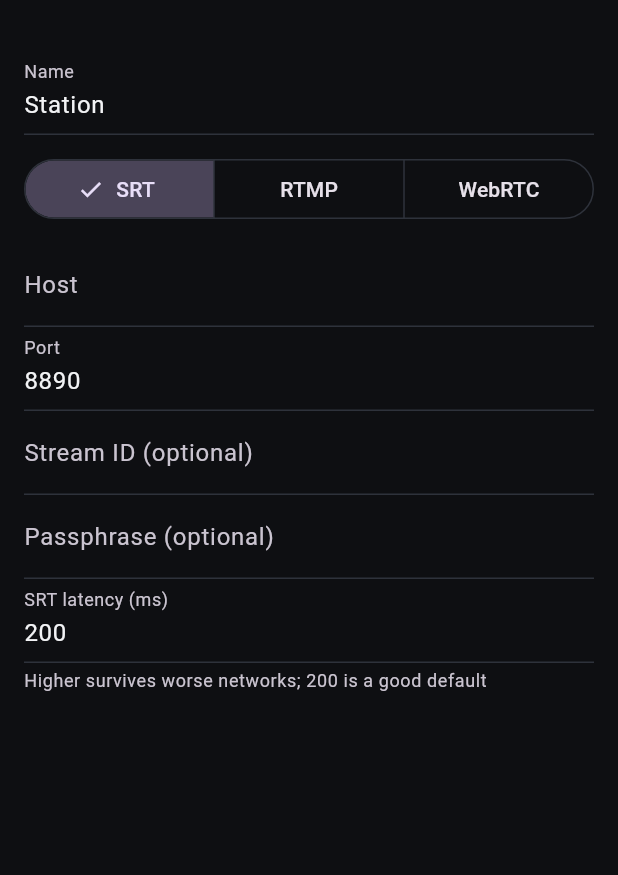
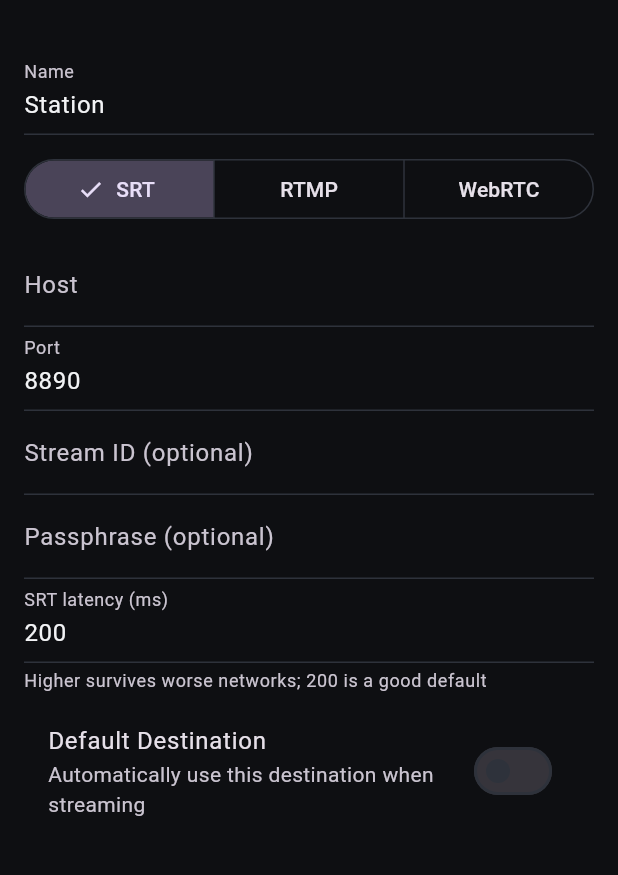
Before and after one commit to solog80/stationcast, a Flutter app: the SettingsScreen screen opened directly, after a tap on "Add destination", on a phone screen of 412 x 824 dp, the part 57-932 px from its top. Run offline on Flutter 3.47's test engine with Material 3 defaults, Android fonts, the phone set to English and light mode, and no system bars; our stand-ins replace cloud_firestore, firebase_auth, firebase_core, flutter_riverpod, google_sign_in, permission_handler and 2 more; accounts and stored records are empty; generated files the repository leaves out were written again; network calls fail.

```diff
--- a/lib/broadcast/providers.dart
+++ b/lib/broadcast/providers.dart
@@ -62,22 +62,7 @@ class PresetsNotifier extends AsyncNotifier<List<DestinationPreset>> {
           if (remoteDests != null && remoteDests.isNotEmpty) {
             final remotes = remoteDests
                 .map(
-                  (d) => DestinationPreset(
-                    id:
-                        d['id'] as String? ??
-                        DateTime.now().microsecondsSinceEpoch.toString(),
-                    name: d['name'] as String? ?? '',
-                    protocol: (d['protocol'] as String?) == 'rtmp'
-                        ? BroadcastProtocol.rtmp
-                        : BroadcastProtocol.srt,
-                    host: d['host'] as String? ?? '',
-                    port: (d['port'] as num?)?.toInt() ?? 8890,
-                    streamId: d['streamId'] as String? ?? '',
-                    passphrase: d['passphrase'] as String? ?? '',
-                    latencyMs: (d['latencyMs'] as num?)?.toInt() ?? 200,
-                    rtmpUrl: d['rtmpUrl'] as String? ?? '',
-                    streamKey: d['streamKey'] as String? ?? '',
-                  ),
+                  (d) => DestinationPreset.fromJson(d.cast<String, Object?>()),
                 )
                 .toList();
             // Save remote destinations locally so they persist across restarts
@@ -92,7 +77,10 @@ class PresetsNotifier extends AsyncNotifier<List<DestinationPreset>> {
   }
 
   Future<void> upsert(DestinationPreset preset) async {
-    final current = [...state.value ?? <DestinationPreset>[]];
+    var current = [...state.value ?? <DestinationPreset>[]];
+    if (preset.isDefault) {
+      current = current.map((p) => p.copyWith(isDefault: false)).toList();
+    }
     final index = current.indexWhere((p) => p.id == preset.id);
     if (index >= 0) {
       current[index] = preset;
@@ -101,6 +89,22 @@ class PresetsNotifier extends AsyncNotifier<List<DestinationPreset>> {
     }
     state = AsyncData(current);
     await ref.read(settingsRepositoryProvider).savePresets(current);
+    if (ref.read(authServiceProvider).isSignedIn) {
+      final config = ref.read(returnFeedConfigProvider).valueOrNull ?? const ReturnFeedConfig();
+      await saveConfigToFirestore(config, destinations: current);
+    }
+  }
+
+  Future<void> setDefault(String id) async {
+    final current = (state.value ?? []).map((p) {
+      return p.copyWith(isDefault: p.id == id);
+    }).toList();
+    state = AsyncData(current);
+    await ref.read(settingsRepositoryProvider).savePresets(current);
+    if (ref.read(authServiceProvider).isSignedIn) {
+      final config = ref.read(returnFeedConfigProvider).valueOrNull ?? const ReturnFeedConfig();
+      await saveConfigToFirestore(config, destinations: current);
+    }
   }
 
   Future<void> remove(String id) async {
@@ -108,6 +112,10 @@ class PresetsNotifier extends AsyncNotifier<List<DestinationPreset>> {
       ..removeWhere((p) => p.id == id);
     state = AsyncData(current);
     await ref.read(settingsRepositoryProvider).savePresets(current);
+    if (ref.read(authServiceProvider).isSignedIn) {
+      final config = ref.read(returnFeedConfigProvider).valueOrNull ?? const ReturnFeedConfig();
+      await saveConfigToFirestore(config, destinations: current);
+    }
   }
 }
 
--- a/lib/models/destination_preset.dart
+++ b/lib/models/destination_preset.dart
@@ -14,6 +14,7 @@ class DestinationPreset {
     this.rtmpUrl = '',
     this.streamKey = '',
     this.webrtcUrl = '',
+    this.isDefault = false,
   });
 
   final String id;
@@ -27,6 +28,7 @@ class DestinationPreset {
   final String rtmpUrl;
   final String streamKey;
   final String webrtcUrl;
+  final bool isDefault;
 
   DestinationConfig toDestinationConfig() {
     switch (protocol) {
@@ -56,6 +58,7 @@ class DestinationPreset {
     String? rtmpUrl,
     String? streamKey,
     String? webrtcUrl,
+    bool? isDefault,
   }) =>
       DestinationPreset(
         id: id,
@@ -69,6 +72,7 @@ class DestinationPreset {
         rtmpUrl: rtmpUrl ?? this.rtmpUrl,
         streamKey: streamKey ?? this.streamKey,
         webrtcUrl: webrtcUrl ?? this.webrtcUrl,
+        isDefault: isDefault ?? this.isDefault,
       );
 
   Map<String, Object?> toJson() => {
@@ -83,6 +87,7 @@ class DestinationPreset {
         'rtmpUrl': rtmpUrl,
         'streamKey': streamKey,
         'webrtcUrl': webrtcUrl,
+        'isDefault': isDefault,
       };
 
   static DestinationPreset fromJson(Map<String, Object?> json) => DestinationPreset(
@@ -100,6 +105,7 @@ class DestinationPreset {
         rtmpUrl: json['rtmpUrl'] as String? ?? '',
         streamKey: json['streamKey'] as String? ?? '',
         webrtcUrl: json['webrtcUrl'] as String? ?? '',
+        isDefault: json['isDefault'] as bool? ?? false,
       );
 
   /// Short human-readable target, e.g. `srt://10.0.0.5:8890` or `ws://...`.
--- a/lib/ui/settings_screen.dart
+++ b/lib/ui/settings_screen.dart
@@ -44,7 +44,40 @@ class SettingsScreen extends ConsumerWidget {
             Card(
               color: ControlRoomColors.surface,
               child: ListTile(
-                title: Text(preset.name),
+                leading: IconButton(
+                  icon: Icon(
+                    preset.isDefault ? Icons.star : Icons.star_border,
+                    color: preset.isDefault ? Colors.amber : Colors.white38,
+                  ),
+                  onPressed: () =>
+                      ref.read(presetsProvider.notifier).setDefault(preset.id),
+                ),
+                title: Row(
+                  children: [
+                    Text(preset.name),
+                    if (preset.isDefault) ...[
+                      const SizedBox(width: 8),
+                      Container(
+                        padding: const EdgeInsets.symmetric(
+                          horizontal: 6,
+                          vertical: 2,
+                        ),
+                        decoration: BoxDecoration(
+                          color: Colors.amber.withOpacity(0.2),
+                          borderRadius: BorderRadius.circular(4),
+                        ),
+                        child: const Text(
+                          'DEFAULT',
+                          style: TextStyle(
+                            color: Colors.amber,
+                            fontSize: 10,
+                            fontWeight: FontWeight.bold,
+                          ),
+                        ),
+                      ),
+                    ],
+                  ],
+                ),
                 subtitle: Text(
                   '${preset.protocol.name.toUpperCase()} · ${preset.displayTarget}',
                   style: const TextStyle(
@@ -232,6 +265,13 @@ class PresetEditorScreen extends StatefulWidget {
               BroadcastProtocol.rtmp => _rtmpFields(),
               BroadcastProtocol.webrtc => _webrtcFields(),
             },
+            const SizedBox(height: 12),
+            SwitchListTile(
+              title: const Text('Default Destination'),
+              subtitle: const Text('Automatically use this destination when streaming'),
+              value: _preset.isDefault,
+              onChanged: (v) => setState(() => _preset = _preset.copyWith(isDefault: v)),
+            ),
             const SizedBox(height: 12),
           ],
         ),
@@ -504,7 +544,7 @@ class _EncoderSection extends ConsumerWidget {
               ),
             ),
             _row(
-              'OLED Power Saver (Auto-dim when live)',
+              'OLED Power Saver (Auto-dim when idle)',
               Switch(
                 value: encoder.oledPowerSaverEnabled,
                 onChanged: (v) =>
```
Also changed, not shown: lib/services/settings_sync.dart (+1 -16 lines), lib/ui/broadcast_screen.dart (+58 -8 lines), 4 other files.
